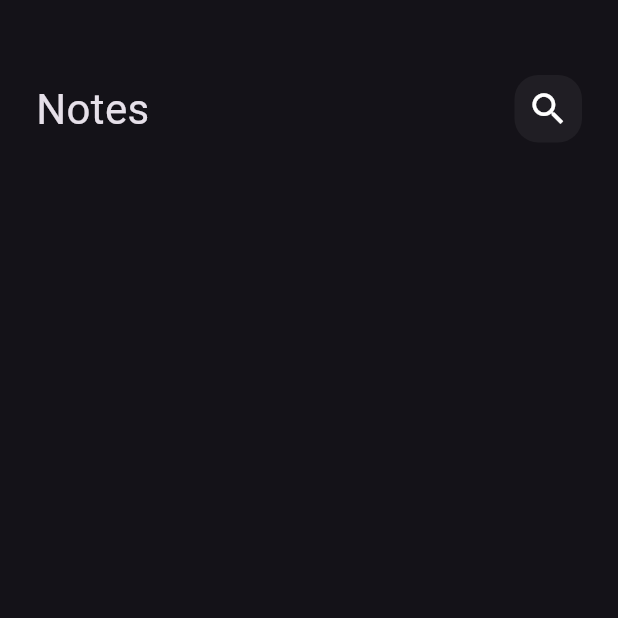
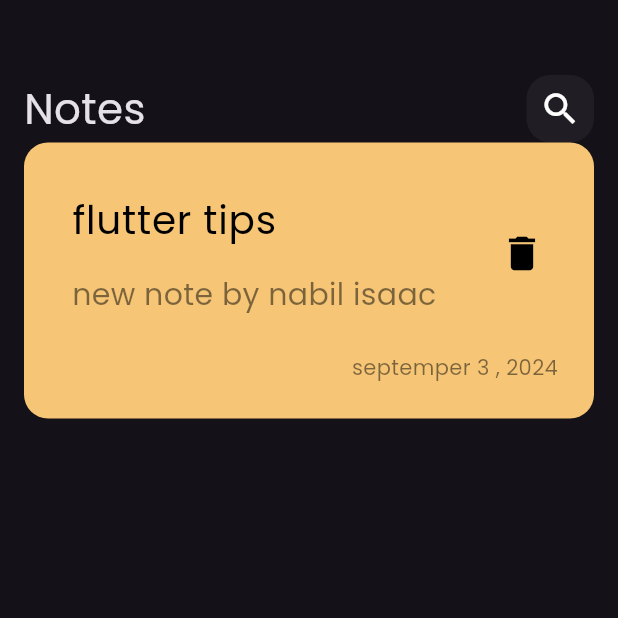
Before and after one commit to NabilIsaacHanna/notes_app, a Flutter app: the screen it shows after launch, on a phone screen of 412 x 824 dp, the top half of it. Run offline on Flutter 3.47's test engine with Material 3 defaults, Android fonts, the phone set to English and light mode, and no system bars.

Commit message:
create custom note item

```diff
--- a/lib/main.dart
+++ b/lib/main.dart
@@ -12,7 +12,10 @@ class NotesApp extends StatelessWidget {
   Widget build(BuildContext context) {
     return MaterialApp(
       debugShowCheckedModeBanner: false,
-      theme: ThemeData(brightness: Brightness.dark),
+      theme: ThemeData(
+        brightness: Brightness.dark,
+        fontFamily: 'Poppins',
+      ),
       home: NotesView(),
     );
   }
--- a/lib/widgets/Notes_view_body.dart
+++ b/lib/widgets/Notes_view_body.dart
@@ -1,5 +1,6 @@
 import 'package:flutter/material.dart';
 import 'package:notes_app/widgets/custom_app_bar.dart';
+import 'package:notes_app/widgets/custom_note_item.dart';
 
 class NotesViewBody extends StatelessWidget {
   const NotesViewBody({super.key});
@@ -7,13 +8,14 @@ class NotesViewBody extends StatelessWidget {
   @override
   Widget build(BuildContext context) {
     return const Padding(
-      padding: EdgeInsets.symmetric(horizontal: 24),
+      padding: EdgeInsets.symmetric(horizontal: 16),
       child: Column(
         children: [
           SizedBox(
             height: 50,
           ),
           CustomAppBar(),
+          NotesItem(),
         ],
       ),
     );
--- /dev/null
+++ b/lib/widgets/custom_note_item.dart
@@ -0,0 +1,50 @@
+import 'package:flutter/material.dart';
+
+class NotesItem extends StatelessWidget {
+  const NotesItem({super.key});
+
+  @override
+  Widget build(BuildContext context) {
+    return Container(
+      padding: const EdgeInsets.only(
+        top: 24,
+        left: 16,
+        bottom: 24,
+      ),
+      decoration: BoxDecoration(
+        color: Color(0xfff6c676),
+        borderRadius: BorderRadius.circular(16),
+      ),
+      child: Column(
+        crossAxisAlignment: CrossAxisAlignment.end,
+        children: [
+          ListTile(
+            title: const Text(
+              'flutter tips',
+              style: TextStyle(color: Colors.black, fontSize: 26),
+            ),
+            subtitle: Padding(
+              padding: const EdgeInsets.only(top: 16),
+              child: Text('new note by nabil isaac ',
+                  style: TextStyle(
+                      color: Colors.black.withOpacity(0.5), fontSize: 20)),
+            ),
+            trailing: IconButton(
+              onPressed: () {},
+              icon: const Icon(
+                Icons.delete,
+                color: Colors.black,
+                size: 30,
+              ),
+            ),
+          ),
+          Padding(
+            padding: const EdgeInsets.only(right: 24, top: 16),
+            child: Text('septemper 3 , 2024',
+                style: TextStyle(color: Colors.black.withOpacity(0.5))),
+          ),
+        ],
+      ),
+    );
+  }
+}
```
Also changed, not shown: pubspec.yaml (+5 -6 lines), assets/fonts/Poppins-Regular.ttf (added).
